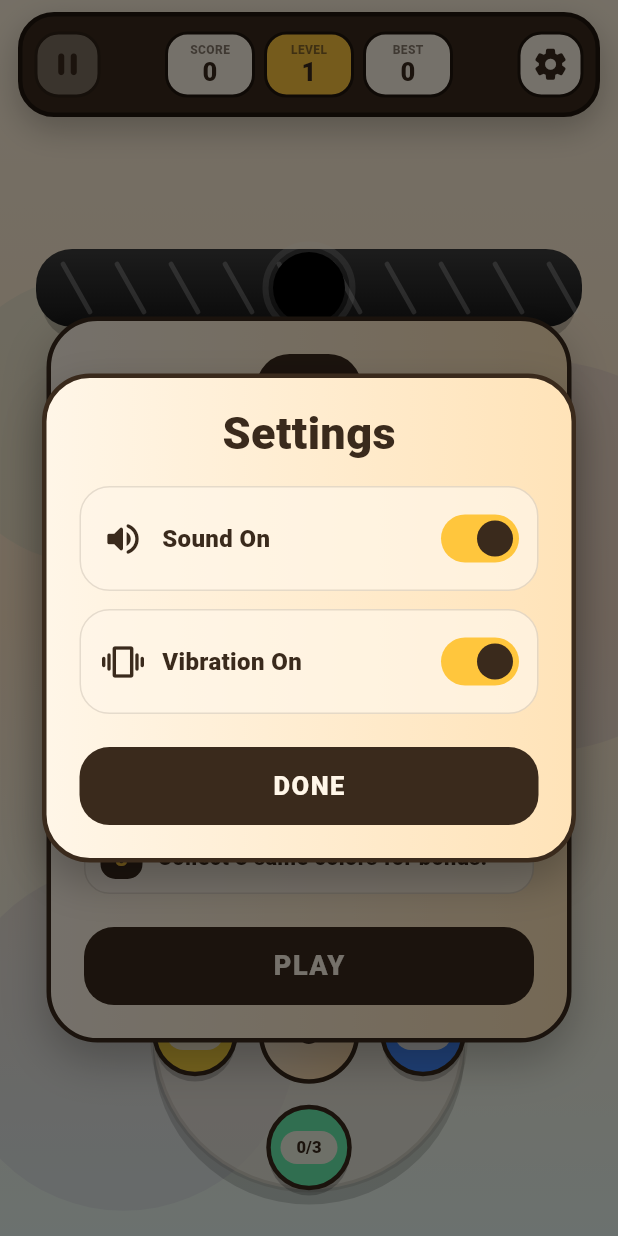
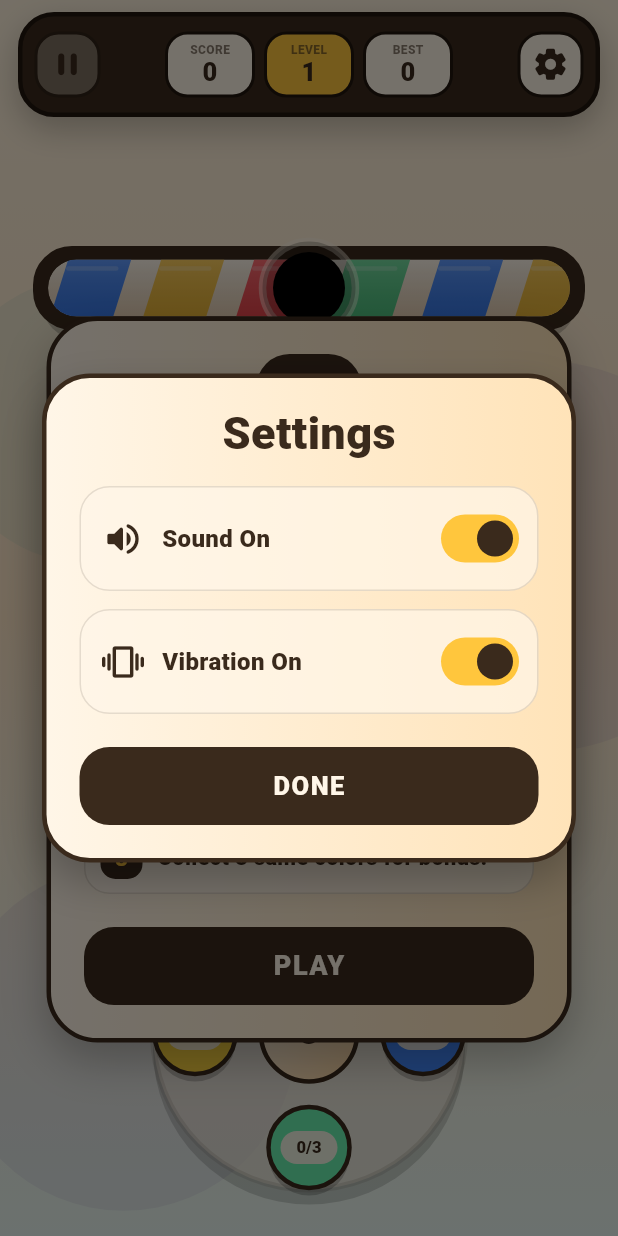
Before and after one commit to CanTurhan/conveyor_drop, a Flutter app: the screen it shows after launch, after a tap on the "settings" icon, on a phone screen of 412 x 824 dp. Run offline on Flutter 3.47's test engine with Material 3 defaults, Android fonts, the phone set to English and light mode, and no system bars.

Commit message:
Add animated colored conveyor belt

```diff
--- a/lib/game/conveyor_drop_controller.dart
+++ b/lib/game/conveyor_drop_controller.dart
@@ -51,6 +51,7 @@ class ConveyorDropController {
 
   double _spawnTimer = 0;
   double _elapsedGameSeconds = 0;
+  double _conveyorOffset = 0;
 
   bool _isStarted = false;
   bool _isGameOver = false;
@@ -60,6 +61,7 @@ class ConveyorDropController {
   Map<DropColorType, int> get bins => Map.unmodifiable(_bins);
 
   int get rotationSteps => _rotationSteps;
+  double get conveyorOffset => _conveyorOffset;
   double get visualRotation => _visualRotation;
 
   int get score => _score;
@@ -129,6 +131,11 @@ class ConveyorDropController {
     if (size.width <= 0 || size.height <= 0) return;
 
     final safeDt = min(dt, 0.033);
+
+    final conveyorSpeed = _isStarted && !_isPaused && !_isGameOver
+        ? 58.0
+        : 18.0;
+    _conveyorOffset = (_conveyorOffset + conveyorSpeed * safeDt) % 96;
 
     _updateWheelAnimation(safeDt);
 
--- a/lib/painters/game_painter.dart
+++ b/lib/painters/game_painter.dart
@@ -78,39 +78,108 @@ class GamePainter extends CustomPainter {
       shadowPaint,
     );
 
-    final conveyorRect = Rect.fromLTWH(24, top, size.width - 48, height);
+    final outerRect = RRect.fromRectAndRadius(
+      Rect.fromLTWH(24, top, size.width - 48, height),
+      const Radius.circular(24),
+    );
 
-    final conveyorPaint = Paint()
+    final outerPaint = Paint()
+      ..color = darkBrown
+      ..style = PaintingStyle.fill;
+
+    canvas.drawRRect(outerRect, outerPaint);
+
+    final beltRect = RRect.fromRectAndRadius(
+      Rect.fromLTWH(32, top + 7, size.width - 64, height - 14),
+      const Radius.circular(19),
+    );
+
+    canvas.save();
+    canvas.clipRRect(beltRect);
+
+    final basePaint = Paint()
       ..shader = const LinearGradient(
         begin: Alignment.topCenter,
         end: Alignment.bottomCenter,
-        colors: [Color(0xFF3E3E3E), Color(0xFF181818)],
-      ).createShader(conveyorRect);
+        colors: [Color(0xFFFFF6E8), Color(0xFFFFE6C8)],
+      ).createShader(beltRect.outerRect);
 
-    canvas.drawRRect(
-      RRect.fromRectAndRadius(conveyorRect, const Radius.circular(24)),
-      conveyorPaint,
-    );
+    canvas.drawRRect(beltRect, basePaint);
 
-    final stripePaint = Paint()
-      ..color = const Color.fromRGBO(255, 255, 255, 0.26)
-      ..strokeWidth = 3.2
-      ..strokeCap = StrokeCap.round;
+    final beltColors = <Color>[
+      const Color(0xFF3F86FF),
+      const Color(0xFFFFC63D),
+      const Color(0xFFFF4E55),
+      const Color(0xFF58D68D),
+    ];
 
-    for (double x = 42; x < size.width - 42; x += 36) {
+    const segmentWidth = 54.0;
+    const gap = 8.0;
+    final step = segmentWidth + gap;
+    final offset = controller.conveyorOffset;
+
+    for (double x = -step * 2 - offset; x < size.width + step; x += step) {
+      final colorIndex = ((x / step).floor().abs()) % beltColors.length;
+
+      final segmentPaint = Paint()
+        ..color = beltColors[colorIndex]
+        ..style = PaintingStyle.fill;
+
+      final path = Path()
+        ..moveTo(x + 12, top + 7)
+        ..lineTo(x + segmentWidth, top + 7)
+        ..lineTo(x + segmentWidth - 12, top + height - 7)
+        ..lineTo(x, top + height - 7)
+        ..close();
+
+      canvas.drawPath(path, segmentPaint);
+
+      final shinePaint = Paint()
+        ..color = const Color.fromRGBO(255, 255, 255, 0.22)
+        ..strokeWidth = 3
+        ..strokeCap = StrokeCap.round;
+
       canvas.drawLine(
-        Offset(x, top + 10),
-        Offset(x + 18, top + 42),
-        stripePaint,
+        Offset(x + 12, top + 13),
+        Offset(x + segmentWidth - 10, top + 13),
+        shinePaint,
       );
     }
 
-    final holeRingPaint = Paint()
-      ..color = const Color.fromRGBO(255, 255, 255, 0.18)
+    final overlayPaint = Paint()
+      ..shader = const LinearGradient(
+        begin: Alignment.topCenter,
+        end: Alignment.bottomCenter,
+        colors: [
+          Color.fromRGBO(255, 255, 255, 0.18),
+          Color.fromRGBO(0, 0, 0, 0.08),
+        ],
+      ).createShader(beltRect.outerRect);
+
+    canvas.drawRRect(beltRect, overlayPaint);
+
+    canvas.restore();
+
+    final borderPaint = Paint()
+      ..color = darkBrown
       ..style = PaintingStyle.stroke
       ..strokeWidth = 4;
 
-    canvas.drawCircle(Offset(size.width / 2, holeY), 29, holeRingPaint);
+    canvas.drawRRect(outerRect, borderPaint);
+
+    final holeRingPaint = Paint()
+      ..color = const Color.fromRGBO(255, 246, 232, 0.45)
+      ..style = PaintingStyle.stroke
+      ..strokeWidth = 5;
+
+    canvas.drawCircle(Offset(size.width / 2, holeY), 31, holeRingPaint);
+
+    final holeShadowPaint = Paint()
+      ..color = const Color.fromRGBO(0, 0, 0, 0.22)
+      ..style = PaintingStyle.stroke
+      ..strokeWidth = 8;
+
+    canvas.drawCircle(Offset(size.width / 2, holeY), 27, holeShadowPaint);
 
     final holePaint = Paint()
       ..color = Colors.black
```
